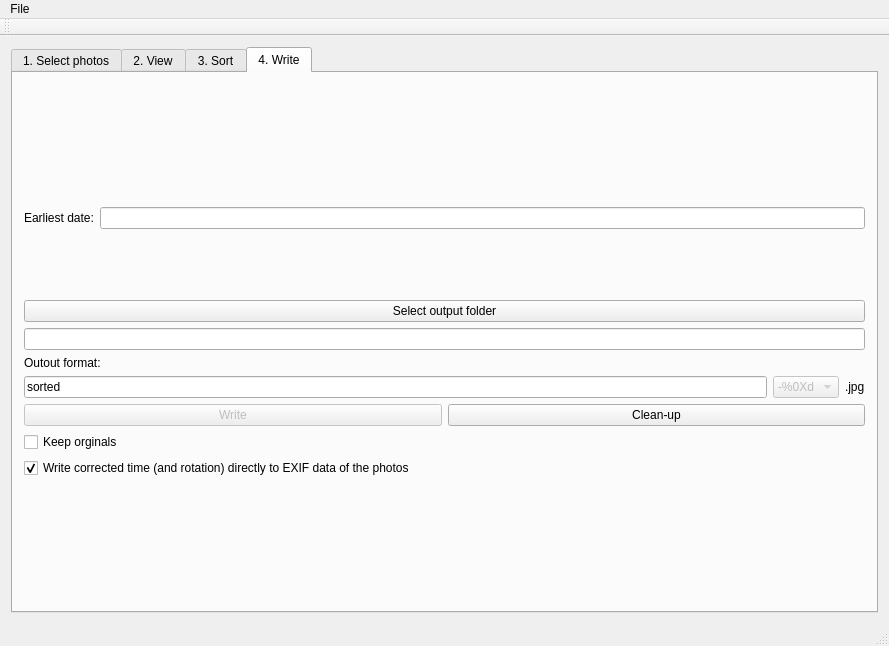
The window that src/mainwindow.ui (tdegeus/chroto) describes before a commit, drawn with Qt 5.
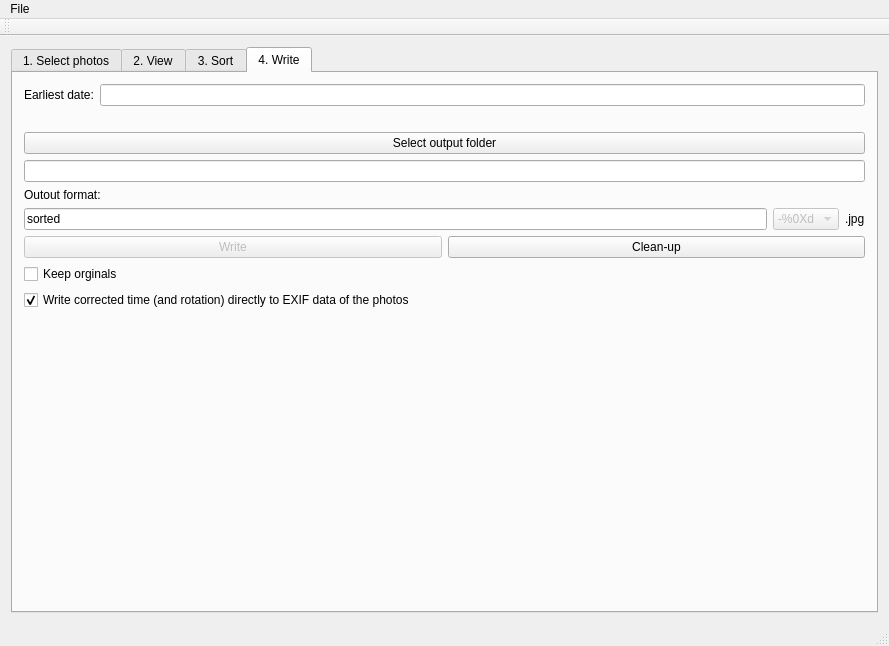
The same window after the commit.

What changed in the file:
```diff
--- a/src/mainwindow.ui
+++ b/src/mainwindow.ui
@@ -1593,19 +1593,6 @@
         <string>4. Write</string>
        </attribute>
        <layout class="QVBoxLayout" name="verticalLayout_6">
-        <item>
-         <spacer name="verticalSpacer_4">
-          <property name="orientation">
-           <enum>Qt::Vertical</enum>
-          </property>
-          <property name="sizeHint" stdset="0">
-           <size>
-            <width>20</width>
-            <height>137</height>
-           </size>
-          </property>
-         </spacer>
-        </item>
         <item>
          <layout class="QHBoxLayout" name="horizontalLayout_4">
           <item>
@@ -1635,10 +1622,13 @@
           <property name="orientation">
            <enum>Qt::Vertical</enum>
           </property>
+          <property name="sizeType">
+           <enum>QSizePolicy::Maximum</enum>
+          </property>
           <property name="sizeHint" stdset="0">
            <size>
             <width>20</width>
-            <height>80</height>
+            <height>20</height>
            </size>
           </property>
          </spacer>
```
